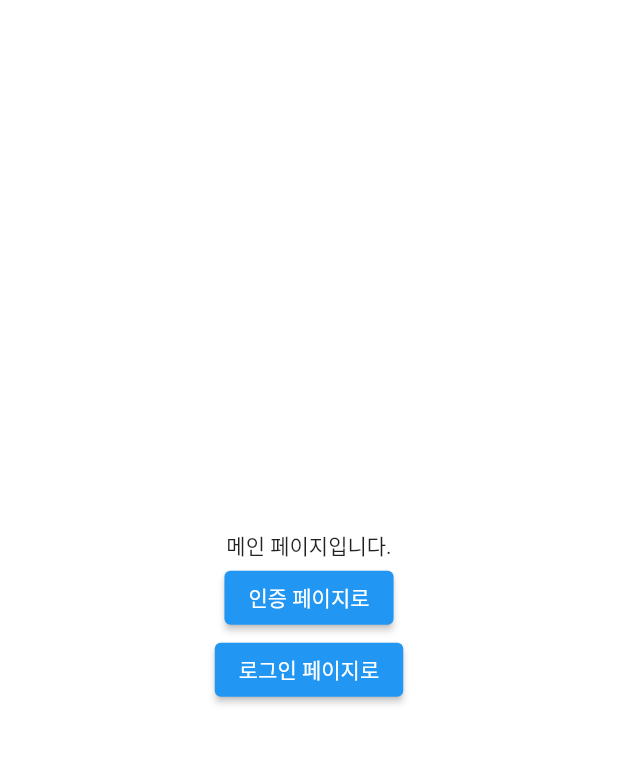
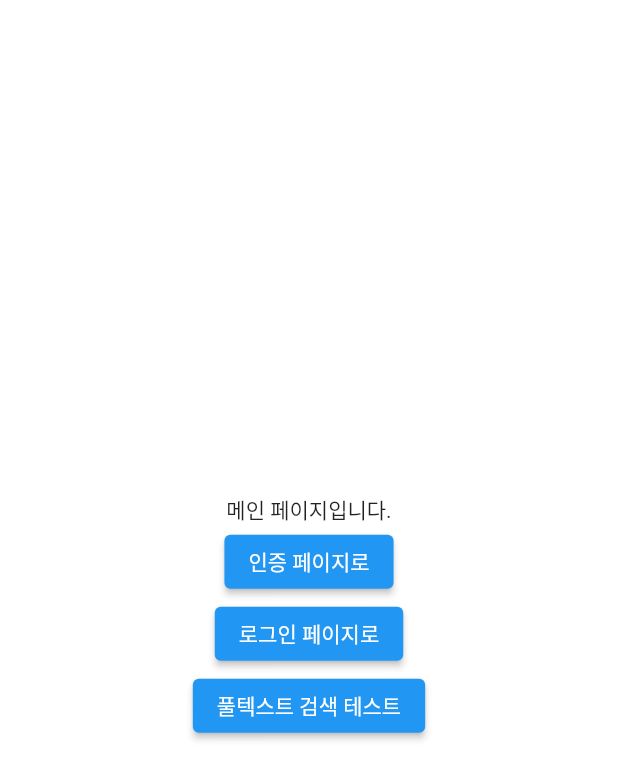
Before and after one commit to KimYongchan91/today_safety, a Flutter app: the screen it shows after launch, on a phone screen of 412 x 824 dp. Shown: the top 780 px of the screen. Run offline on Flutter 3.47's test engine with Material 2 defaults, Android fonts, the phone set to English and light mode, and no system bars; our stand-ins replace cloud_firestore, cloud_functions, firebase_auth, firebase_core, get, google_sign_in and 1 more; missing offline and left inert: algolia, kakao_flutter_sdk; accounts and stored records are empty.

Commit message:
test feature(full text search with algoria

```diff
--- a/lib/my_app.dart
+++ b/lib/my_app.dart
@@ -1,3 +1,4 @@
+import 'package:algolia/algolia.dart';
 import 'package:logger/logger.dart';
 import 'package:today_safety/service/provider/provider_user.dart';
 
@@ -5,4 +6,8 @@ class MyApp {
   static Logger logger = Logger();
 
   static ProviderUser providerUser = ProviderUser();
+  static const Algolia algolia = Algolia.init(
+    applicationId: 'MTRJRT9R1H',
+    apiKey: 'dac0a057b6d123949b76313b80fa6d48',
+  );
 }
--- a/lib/ui/route/route_main.dart
+++ b/lib/ui/route/route_main.dart
@@ -1,9 +1,10 @@
+import 'package:algolia/algolia.dart';
 import 'package:flutter/material.dart';
 import 'package:get/get.dart';
 import 'package:today_safety/const/value/router.dart';
 
 import '../../const/value/key.dart';
-
+import '../../my_app.dart';
 
 class RouteMain extends StatelessWidget {
   const RouteMain({Key? key}) : super(key: key);
@@ -22,12 +23,22 @@ class RouteMain extends StatelessWidget {
               },
               child: Text('인증 페이지로'),
             ),
-
             ElevatedButton(
               onPressed: () {
                 Get.toNamed(keyRouteLogin);
               },
               child: Text('로그인 페이지로'),
+            ),
+            ElevatedButton(
+              onPressed: () async {
+                AlgoliaQuery algoliaQuery = MyApp.algolia.instance.index('fts_site').query("현대 건설");
+                AlgoliaQuerySnapshot snap = await algoliaQuery.getObjects();
+                MyApp.logger.d("알고리아 결과 hit 갯수 : ${snap.hits.length}");
+                snap.hits.forEach((element) {
+                  print("문서 id : ${element.objectID}");
+                });
+              },
+              child: Text('풀텍스트 검색 테스트'),
             ),
           ],
         ),
```
Also changed, not shown: pubspec.yaml (+15 -14 lines), pubspec.lock.
